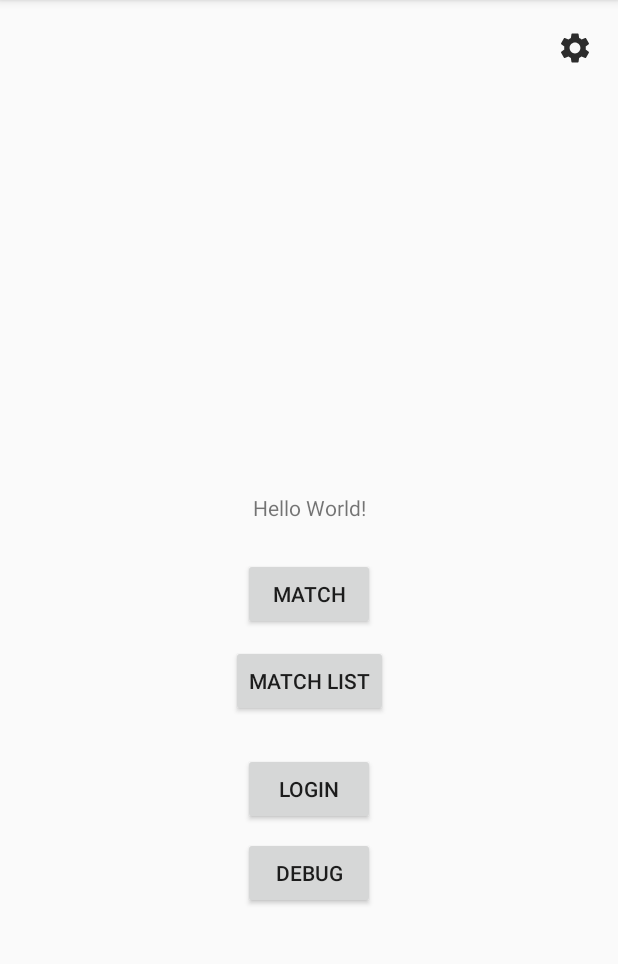
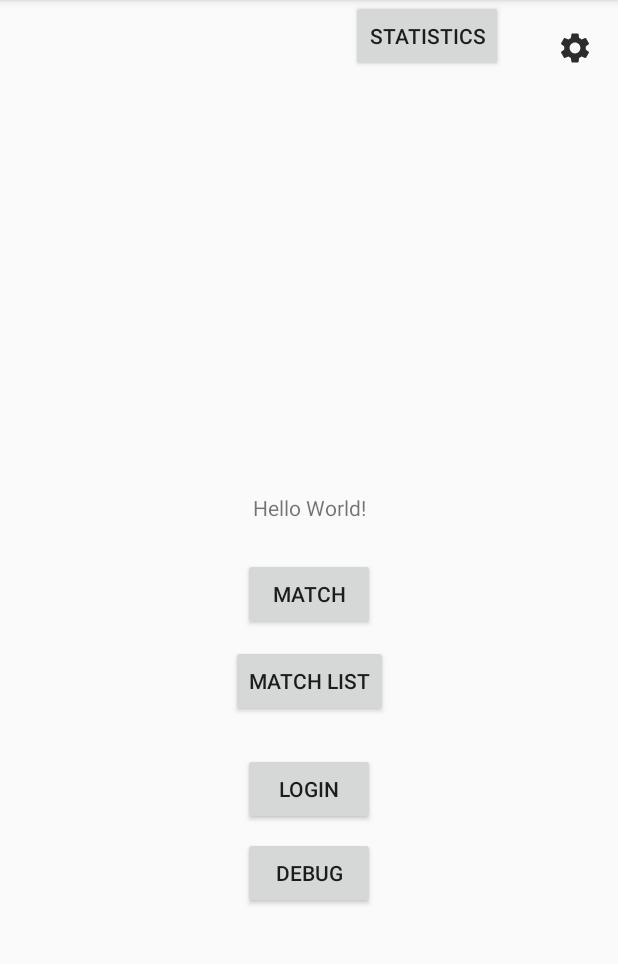
Before and after one commit to anders-wiggers/My-Politician, an Android app: the screen it shows after launch (Developer), after a tap on "DEBUG", on a phone screen of 412 x 824 dp, the part 84-1048 px from its top. Run offline under Robolectric (Android 15) with nearby library versions, the phone set to English and light mode, and no system bars; our stand-ins replace Firebase (no records; nobody signed in at launch, a user with empty details on screens opened directly).

Commit message:
Statistics big update

```diff
--- a/app/build.gradle
+++ b/app/build.gradle
@@ -32,6 +32,7 @@ dependencies {
     implementation 'com.android.support:multidex:1.0.3'
     implementation 'com.android.support:support-v4:27.1.1'
     implementation 'com.android.support:support-vector-drawable:27.1.1'
+    implementation 'com.github.PhilJay:MPAndroidChart:v3.1.0-alpha'
     testImplementation 'junit:junit:4.12'
     androidTestImplementation 'com.android.support.test:runner:1.0.2'
     androidTestImplementation 'com.android.support.test.espresso:espresso-core:3.0.2'
--- a/app/src/main/java/aacorp/mypolitician/activities/Developer.java
+++ b/app/src/main/java/aacorp/mypolitician/activities/Developer.java
@@ -13,11 +13,9 @@ package aacorp.mypolitician.activities;
 import android.content.Intent;
 import android.os.Bundle;
 import android.support.v7.app.AppCompatActivity;
-import android.util.Log;
 import android.view.View;
 import android.widget.TextView;
 
-import aacorp.mypolitician.Implementation.PoliticianImpl;
 import aacorp.mypolitician.R;
 import aacorp.mypolitician.patterns.Database;
 
@@ -54,7 +52,7 @@ public class Developer extends AppCompatActivity {
     public void debug(View view){
         TextView textView = findViewById(R.id.textView);
 
-
+        /*
         PoliticianImpl politician = (PoliticianImpl) Database.getInstance().fetchDummy();
         textView.setText(Database.getInstance().fetchRandomPolitician().getName());
 
@@ -63,6 +61,14 @@ public class Developer extends AppCompatActivity {
 
 
         Database.getInstance().createPolitician();
+        */
 
+        Database.getInstance().createParty();
     }
+
+    public void statistics(View view){
+        Intent intent = new Intent(this,Statistics.class);
+        startActivity(intent);
+    }
+
 }
--- a/app/src/main/java/aacorp/mypolitician/activities/Match.java
+++ b/app/src/main/java/aacorp/mypolitician/activities/Match.java
@@ -63,7 +63,7 @@ public class Match extends Activity {
             runOnUiThread(new Runnable() {
                 @Override
                 public void run() {
-                    Toast.makeText(Match.this, "we'oiut of politicians", Toast.LENGTH_LONG).show();
+                    Toast.makeText(Match.this, "we're out of politicians", Toast.LENGTH_LONG).show();
                 }
             });
         }
--- a/app/src/main/java/aacorp/mypolitician/framework/Constants.java
+++ b/app/src/main/java/aacorp/mypolitician/framework/Constants.java
@@ -4,4 +4,5 @@ public class Constants {
     //Politicians Strengths
     public static final String DEFENCE_ICON = "def";
     public static final String WORLD_ICON = "wor";
+
 }
--- /dev/null
+++ b/app/src/main/java/aacorp/mypolitician/framework/Party.java
@@ -0,0 +1,33 @@
+/*
+ * Copyright (c) 2018.
+ * @author Anders Bille Wiggers & Alex Krogh Smythe
+ * for Introduction-to-Human-Computer-InteractionI course.
+ *
+ */
+
+package aacorp.mypolitician.framework;
+
+public class Party {
+    private int color;
+    private String name;
+
+
+    public Party(){
+    }
+
+    public int getColor() {
+        return color;
+    }
+
+    public void setColor(int color) {
+        this.color = color;
+    }
+
+    public String getName(){
+        return name;
+    }
+
+    public void setName(String name){
+        this.name = name;
+    }
+}
--- a/app/src/main/java/aacorp/mypolitician/patterns/Database.java
+++ b/app/src/main/java/aacorp/mypolitician/patterns/Database.java
@@ -11,6 +11,7 @@
 package aacorp.mypolitician.patterns;
 
 
+import android.graphics.Color;
 import android.support.annotation.NonNull;
 import android.util.Log;
 
@@ -31,6 +32,7 @@ import java.util.Map;
 
 import aacorp.mypolitician.Implementation.PoliticianImpl;
 import aacorp.mypolitician.Implementation.StrengthImpl;
+import aacorp.mypolitician.framework.Party;
 import aacorp.mypolitician.framework.Politician;
 import aacorp.mypolitician.framework.User;
 
@@ -40,6 +42,7 @@ public class Database {
     private List<PoliticianImpl> politicians = new ArrayList<>(); //Politicians fetched from the database
     private User user = null;
     private boolean AppReady;
+    private List<Party> parties = new ArrayList<>();//Parties fetches from the database
 
     protected Database(){
         initialize();
@@ -72,6 +75,13 @@ public class Database {
                 politicians = queryDocumentSnapshots.toObjects(PoliticianImpl.class);
             }
         });
+
+        db.collection("parties").get().addOnSuccessListener(new OnSuccessListener<QuerySnapshot>() {
+            @Override
+            public void onSuccess(QuerySnapshot queryDocumentSnapshots) {
+                parties = queryDocumentSnapshots.toObjects(Party.class);
+            }
+        });
     }
 
     /**
@@ -90,6 +100,13 @@ public class Database {
     public Politician fetchRandomPolitician(){
         int rngPolitician = (int) Math.floor(Math.random() * Math.floor(politicians.size()));
         return politicians.get(rngPolitician);
+    }
+
+    public void createParty(){
+        Party party = new Party();
+        party.setName("Alternativet");
+        party.setColor(Color.GREEN);
+        db.collection("parties").add(party);
     }
 
     /**
@@ -160,6 +177,9 @@ public class Database {
         return user;
     }
 
+    public List<Party> getParties() {
+        return parties;
+    }
 
     /**
      * add a politician a user has seen to the users list, so that
@@ -206,4 +226,8 @@ public class Database {
         return false;
     }
 
+    public List<PoliticianImpl> getPoliticians(){
+        return politicians;
+    }
+
 }
--- a/app/src/main/res/layout/activity_developer.xml
+++ b/app/src/main/res/layout/activity_developer.xml
@@ -33,6 +33,19 @@
         app:layout_constraintEnd_toEndOf="parent"
         app:layout_constraintStart_toStartOf="parent"
         app:layout_constraintTop_toBottomOf="@+id/textView" />
+
+    <Button
+        android:id="@+id/button6"
+        android:layout_width="wrap_content"
+        android:layout_height="wrap_content"
+        android:layout_marginEnd="16dp"
+        android:layout_marginStart="16dp"
+        android:onClick="statistics"
+        android:text="Statistics"
+        app:layout_constraintEnd_toEndOf="parent"
+        app:layout_constraintHorizontal_bias="0.783"
+        app:layout_constraintStart_toStartOf="parent"
+        tools:layout_editor_absoluteY="90dp" />
 
     <Button
         android:id="@+id/button4"
--- a/build.gradle
+++ b/build.gradle
@@ -18,6 +18,7 @@ allprojects {
     repositories {
         google()
         jcenter()
+        maven { url 'https://jitpack.io' }
     }
 }
 
```
Also changed, not shown: app/src/main/java/aacorp/mypolitician/activities/Statistics.java (+71 -14 lines), app/src/main/java/aacorp/mypolitician/framework/EntryStrategy.java (added, +14 -0 lines), app/src/main/res/layout/activity_statistics.xml (+7 -28 lines).
